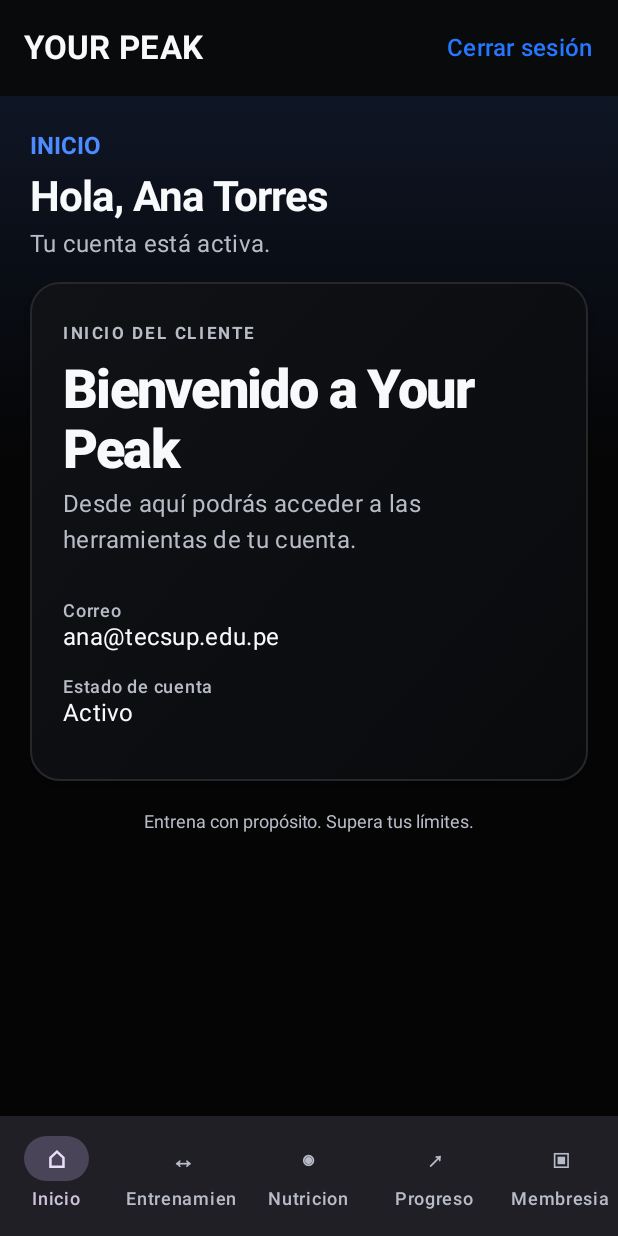
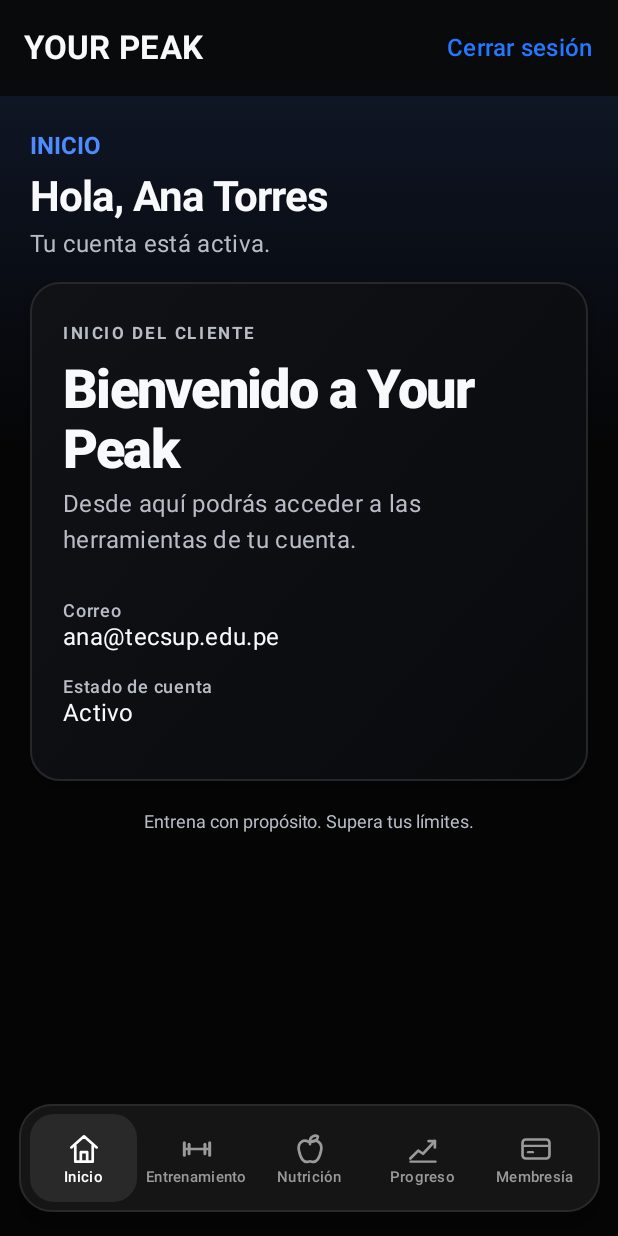
Before and after one commit to fabian-raam/YourPeak, an Android app built with Jetpack Compose: the @Preview function HomePreview, on a phone screen of 412 x 824 dp. Run offline under Robolectric (Android 15) with nearby library versions, the phone set to English and light mode, and no system bars.

Commit message:
Mejora menú inferior móvil

```diff
--- /dev/null
+++ b/Mobile/app/src/main/java/com/ramirez/yourpeak/ui/components/IconosNavegacion.kt
@@ -0,0 +1,105 @@
+package com.ramirez.yourpeak.ui.components
+
+import androidx.compose.foundation.Canvas
+import androidx.compose.foundation.layout.size
+import androidx.compose.runtime.Composable
+import androidx.compose.ui.Modifier
+import androidx.compose.ui.geometry.Offset
+import androidx.compose.ui.geometry.Size
+import androidx.compose.ui.graphics.Color
+import androidx.compose.ui.graphics.Path
+import androidx.compose.ui.graphics.StrokeCap
+import androidx.compose.ui.graphics.StrokeJoin
+import androidx.compose.ui.graphics.drawscope.Stroke
+import androidx.compose.ui.unit.dp
+
+private fun estiloTrazo(grosor: Float) = Stroke(width = grosor, cap = StrokeCap.Round, join = StrokeJoin.Round)
+
+@Composable
+fun IconoInicio(color: Color, modifier: Modifier = Modifier) {
+    Canvas(modifier.size(25.dp)) {
+        val escala = size.width / 24f
+        val casa = Path().apply {
+            moveTo(4f * escala, 11f * escala)
+            lineTo(12f * escala, 4f * escala)
+            lineTo(20f * escala, 11f * escala)
+            moveTo(6.5f * escala, 10f * escala)
+            lineTo(6.5f * escala, 20f * escala)
+            lineTo(17.5f * escala, 20f * escala)
+            lineTo(17.5f * escala, 10f * escala)
+            moveTo(10f * escala, 20f * escala)
+            lineTo(10f * escala, 14f * escala)
+            lineTo(14f * escala, 14f * escala)
+            lineTo(14f * escala, 20f * escala)
+        }
+        drawPath(casa, color, style = estiloTrazo(1.8.dp.toPx()))
+    }
+}
+
+@Composable
+fun IconoEntrenamiento(color: Color, modifier: Modifier = Modifier) {
+    Canvas(modifier.size(25.dp)) {
+        val escala = size.width / 24f
+        drawLine(color, Offset(5f * escala, 12f * escala), Offset(19f * escala, 12f * escala), 1.8.dp.toPx(), StrokeCap.Round)
+        drawLine(color, Offset(4f * escala, 8f * escala), Offset(4f * escala, 16f * escala), 2.dp.toPx(), StrokeCap.Round)
+        drawLine(color, Offset(7f * escala, 9f * escala), Offset(7f * escala, 15f * escala), 2.dp.toPx(), StrokeCap.Round)
+        drawLine(color, Offset(17f * escala, 9f * escala), Offset(17f * escala, 15f * escala), 2.dp.toPx(), StrokeCap.Round)
+        drawLine(color, Offset(20f * escala, 8f * escala), Offset(20f * escala, 16f * escala), 2.dp.toPx(), StrokeCap.Round)
+    }
+}
+
+@Composable
+fun IconoNutricion(color: Color, modifier: Modifier = Modifier) {
+    Canvas(modifier.size(25.dp)) {
+        val escala = size.width / 24f
+        val manzana = Path().apply {
+            moveTo(12f * escala, 8f * escala)
+            cubicTo(8f * escala, 5f * escala, 4f * escala, 8f * escala, 5f * escala, 13f * escala)
+            cubicTo(6f * escala, 18f * escala, 8f * escala, 21f * escala, 11f * escala, 20f * escala)
+            cubicTo(12f * escala, 19.5f * escala, 12f * escala, 19.5f * escala, 13f * escala, 20f * escala)
+            cubicTo(16f * escala, 21f * escala, 18f * escala, 18f * escala, 19f * escala, 13f * escala)
+            cubicTo(20f * escala, 8f * escala, 16f * escala, 5f * escala, 12f * escala, 8f * escala)
+        }
+        val hoja = Path().apply {
+            moveTo(12f * escala, 7f * escala)
+            cubicTo(12f * escala, 4f * escala, 15f * escala, 3f * escala, 17f * escala, 4f * escala)
+            cubicTo(17f * escala, 6f * escala, 15f * escala, 8f * escala, 12f * escala, 7f * escala)
+        }
+        drawPath(manzana, color, style = estiloTrazo(1.8.dp.toPx()))
+        drawPath(hoja, color, style = estiloTrazo(1.8.dp.toPx()))
+        drawLine(color, Offset(12f * escala, 7f * escala), Offset(12f * escala, 9f * escala), 1.6.dp.toPx(), StrokeCap.Round)
+    }
+}
+
+@Composable
+fun IconoProgreso(color: Color, modifier: Modifier = Modifier) {
+    Canvas(modifier.size(25.dp)) {
+        val escala = size.width / 24f
+        val grafico = Path().apply {
+            moveTo(4f * escala, 18f * escala)
+            lineTo(9f * escala, 13f * escala)
+            lineTo(12f * escala, 15f * escala)
+            lineTo(19.5f * escala, 7f * escala)
+        }
+        drawPath(grafico, color, style = estiloTrazo(1.8.dp.toPx()))
+        drawLine(color, Offset(15.5f * escala, 7f * escala), Offset(19.5f * escala, 7f * escala), 1.8.dp.toPx(), StrokeCap.Round)
+        drawLine(color, Offset(19.5f * escala, 7f * escala), Offset(19.5f * escala, 11f * escala), 1.8.dp.toPx(), StrokeCap.Round)
+        drawLine(color, Offset(4f * escala, 20f * escala), Offset(20f * escala, 20f * escala), 1.4.dp.toPx(), StrokeCap.Round)
+    }
+}
+
+@Composable
+fun IconoMembresia(color: Color, modifier: Modifier = Modifier) {
+    Canvas(modifier.size(25.dp)) {
+        val escala = size.width / 24f
+        drawRoundRect(
+            color = color,
+            topLeft = Offset(3.5f * escala, 6f * escala),
+            size = Size(17f * escala, 12f * escala),
+            cornerRadius = androidx.compose.ui.geometry.CornerRadius(2f * escala),
+            style = estiloTrazo(1.8.dp.toPx())
+        )
+        drawLine(color, Offset(4.5f * escala, 10f * escala), Offset(19.5f * escala, 10f * escala), 1.6.dp.toPx(), StrokeCap.Round)
+        drawLine(color, Offset(7f * escala, 14f * escala), Offset(10f * escala, 14f * escala), 1.6.dp.toPx(), StrokeCap.Round)
+    }
+}
--- a/Mobile/app/src/main/java/com/ramirez/yourpeak/ui/home/HomeScreen.kt
+++ b/Mobile/app/src/main/java/com/ramirez/yourpeak/ui/home/HomeScreen.kt
@@ -1,6 +1,11 @@
 package com.ramirez.yourpeak.ui.home
 
 import androidx.compose.foundation.horizontalScroll
+import androidx.compose.foundation.BorderStroke
+import androidx.compose.foundation.background
+import androidx.compose.foundation.clickable
+import androidx.compose.foundation.layout.Arrangement
+import androidx.compose.foundation.layout.Box
 import androidx.compose.foundation.layout.Column
 import androidx.compose.foundation.layout.Row
 import androidx.compose.foundation.layout.Spacer
@@ -9,13 +14,13 @@ import androidx.compose.foundation.layout.fillMaxWidth
 import androidx.compose.foundation.layout.height
 import androidx.compose.foundation.layout.padding
 import androidx.compose.foundation.layout.widthIn
+import androidx.compose.foundation.shape.RoundedCornerShape
 import androidx.compose.foundation.rememberScrollState
 import androidx.compose.foundation.verticalScroll
 import androidx.compose.material3.ExperimentalMaterial3Api
 import androidx.compose.material3.MaterialTheme
-import androidx.compose.material3.NavigationBar
-import androidx.compose.material3.NavigationBarItem
 import androidx.compose.material3.Scaffold
+import androidx.compose.material3.Surface
 import androidx.compose.material3.Text
 import androidx.compose.material3.TextButton
 import androidx.compose.material3.TopAppBar
@@ -24,15 +29,23 @@ import androidx.compose.runtime.Composable
 import androidx.compose.runtime.getValue
 import androidx.compose.ui.Alignment
 import androidx.compose.ui.Modifier
+import androidx.compose.ui.draw.clip
+import androidx.compose.ui.graphics.Color
 import androidx.compose.ui.text.font.FontWeight
 import androidx.compose.ui.tooling.preview.Preview
 import androidx.compose.ui.unit.dp
+import androidx.compose.ui.unit.sp
 import androidx.lifecycle.compose.collectAsStateWithLifecycle
 import androidx.lifecycle.viewmodel.compose.viewModel
 import com.ramirez.yourpeak.data.model.LoginResponse
 import com.ramirez.yourpeak.YourPeakApp
 import com.ramirez.yourpeak.ui.components.EncabezadoTarjeta
 import com.ramirez.yourpeak.ui.components.FondoMarca
+import com.ramirez.yourpeak.ui.components.IconoEntrenamiento
+import com.ramirez.yourpeak.ui.components.IconoInicio
+import com.ramirez.yourpeak.ui.components.IconoMembresia
+import com.ramirez.yourpeak.ui.components.IconoNutricion
+import com.ramirez.yourpeak.ui.components.IconoProgreso
 import com.ramirez.yourpeak.ui.components.NotaPie
 import com.ramirez.yourpeak.ui.components.TarjetaAuth
 import com.ramirez.yourpeak.ui.theme.YourPeakTheme
@@ -129,24 +142,63 @@ private fun NavegacionPrincipal(
 ) {
     val entrenamientoSeleccionado = seccionSeleccionada in seccionesEntrenamiento
     val destinos = listOf(
-        Triple(SeccionCliente.INICIO, "\u2302", "Inicio"),
-        Triple(SeccionCliente.MI_RUTINA, "\u2194", "Entrenamiento"),
-        Triple(SeccionCliente.NUTRICION, "\u25c9", "Nutricion"),
-        Triple(SeccionCliente.PROGRESO, "\u2197", "Progreso"),
-        Triple(SeccionCliente.MEMBRESIA, "\u25a3", "Membresia")
+        SeccionCliente.INICIO to "Inicio",
+        SeccionCliente.MI_RUTINA to "Entrenamiento",
+        SeccionCliente.NUTRICION to "Nutrici\u00F3n",
+        SeccionCliente.PROGRESO to "Progreso",
+        SeccionCliente.MEMBRESIA to "Membres\u00EDa"
     )
 
-    NavigationBar {
-        destinos.forEach { (seccion, simbolo, etiqueta) ->
-            val seleccionado = if (seccion == SeccionCliente.MI_RUTINA) {
-                entrenamientoSeleccionado
-            } else seccionSeleccionada == seccion
-            NavigationBarItem(
-                selected = seleccionado,
-                onClick = { alSeleccionar(seccion) },
-                icon = { Text(simbolo, style = MaterialTheme.typography.titleMedium) },
-                label = { Text(etiqueta, maxLines = 1) }
-            )
+    Box(
+        modifier = Modifier.fillMaxWidth().padding(top = 6.dp, bottom = 16.dp),
+        contentAlignment = Alignment.Center
+    ) {
+        Surface(
+            modifier = Modifier.fillMaxWidth(0.94f),
+            shape = RoundedCornerShape(22.dp),
+            color = Color(0xFF151515),
+            border = BorderStroke(1.dp, Color(0xFF292929)),
+            shadowElevation = 8.dp
+        ) {
+            Row(
+                modifier = Modifier.fillMaxWidth().height(72.dp).padding(horizontal = 5.dp, vertical = 5.dp),
+                verticalAlignment = Alignment.CenterVertically
+            ) {
+                destinos.forEach { (seccion, etiqueta) ->
+                    val seleccionado = if (seccion == SeccionCliente.MI_RUTINA) {
+                        entrenamientoSeleccionado
+                    } else seccionSeleccionada == seccion
+                    val colorContenido = if (seleccionado) Color.White else Color(0xFF9A9A9A)
+                    Column(
+                        modifier = Modifier
+                            .weight(1f)
+                            .fillMaxSize()
+                            .padding(horizontal = 2.dp, vertical = 1.dp)
+                            .clip(RoundedCornerShape(16.dp))
+                            .background(if (seleccionado) Color(0xFF292929) else Color.Transparent)
+                            .clickable { alSeleccionar(seccion) },
+                        horizontalAlignment = Alignment.CenterHorizontally,
+                        verticalArrangement = Arrangement.Center
+                    ) {
+                        when (seccion) {
+                            SeccionCliente.INICIO -> IconoInicio(colorContenido)
+                            SeccionCliente.MI_RUTINA -> IconoEntrenamiento(colorContenido)
+                            SeccionCliente.NUTRICION -> IconoNutricion(colorContenido)
+                            SeccionCliente.PROGRESO -> IconoProgreso(colorContenido)
+                            SeccionCliente.MEMBRESIA -> IconoMembresia(colorContenido)
+                            else -> Unit
+                        }
+                        Text(
+                            text = etiqueta,
+                            color = colorContenido,
+                            fontSize = 10.sp,
+                            lineHeight = 12.sp,
+                            maxLines = 1,
+                            fontWeight = if (seleccionado) FontWeight.SemiBold else FontWeight.Medium
+                        )
+                    }
+                }
+            }
         }
     }
 }
```
